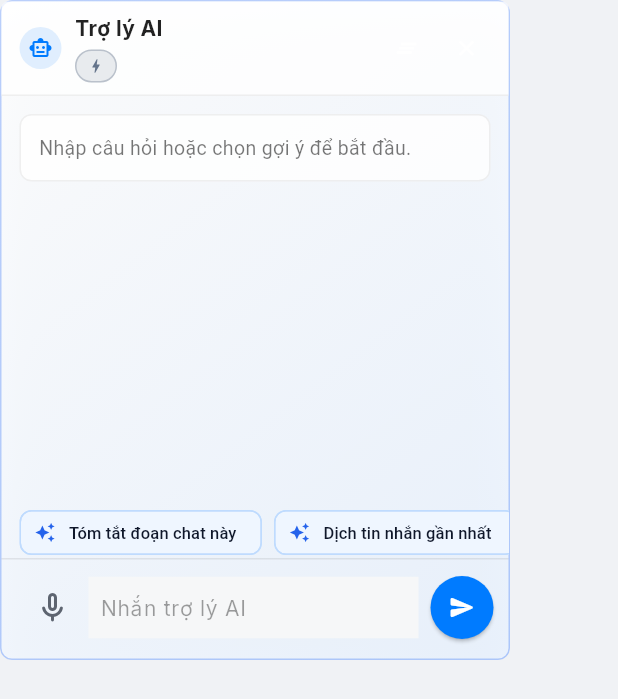
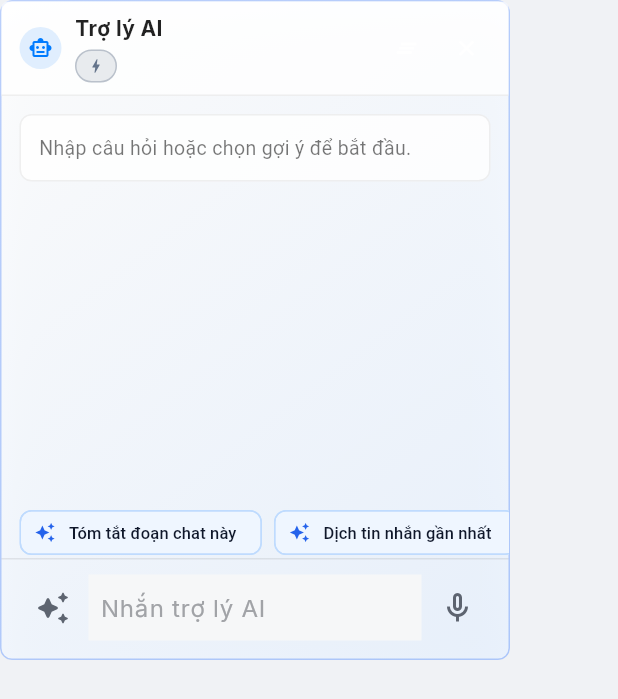
Before and after one commit to CNM-DHKTPM18A-2526/CNM-VNALO, a Flutter app: the AiChatBoard widget shown alone on an empty page, opened directly with empty values, on a phone screen of 412 x 824 dp. Shown: the top 699 px of the screen. Run offline on Flutter 3.47's test engine with Material 3 defaults, Android fonts, the light colour scheme and no system bars; our stand-ins replace audioplayers, cached_network_image, device_info_plus, drift, file_picker, firebase_core and 16 more; missing offline and left inert: flutter_callkit_incoming, flutter_webrtc, mobile_scanner, proximity_sensor, record, sqlite3; accounts and stored records are empty; generated files the repository leaves out were written again.

Commit message:
fix(ai-mobile): align assistant board and modal ux

```diff
--- a/frontend/mobile/lib/features/ai_assistant/widgets/ai_chat_board.dart
+++ b/frontend/mobile/lib/features/ai_assistant/widgets/ai_chat_board.dart
@@ -42,9 +42,24 @@ class _AiChatBoardState extends State<AiChatBoard> {
   final TextEditingController _inputController = TextEditingController();
   final FocusNode _inputFocusNode = FocusNode();
   bool _isSending = false;
+  bool _hasText = false;
+
+  @override
+  void initState() {
+    super.initState();
+    _inputController.addListener(_handleInputChanged);
+  }
+
+  void _handleInputChanged() {
+    final hasText = _inputController.text.trim().isNotEmpty;
+    if (hasText != _hasText) {
+      setState(() => _hasText = hasText);
+    }
+  }
 
   @override
   void dispose() {
+    _inputController.removeListener(_handleInputChanged);
     _inputController.dispose();
     _inputFocusNode.dispose();
     super.dispose();
@@ -57,7 +72,10 @@ class _AiChatBoardState extends State<AiChatBoard> {
     if (text.isEmpty) return;
 
     _inputController.clear();
-    setState(() => _isSending = true);
+    setState(() {
+      _isSending = true;
+      _hasText = false;
+    });
     try {
       unawaited(widget.onSubmitPrompt(text));
     } catch (_) {
@@ -686,25 +704,13 @@ class _AiChatBoardState extends State<AiChatBoard> {
                   child: Row(
                     children: [
                       IconButton(
-                        onPressed:
-                            _isSending ||
-                                    (aiProvider.isBusy &&
-                                        aiProvider.state != AiState.listening)
-                                ? null
-                                : () => aiProvider.onPrimaryAction(
-                                  source: 'ai_chat_board_mic',
-                                  surface: AiResponseSurface.bubble,
-                                ),
+                        onPressed: () => _inputFocusNode.requestFocus(),
                         icon: Icon(
-                          aiProvider.state == AiState.listening
-                              ? Icons.mic_off
-                              : Icons.mic_none_rounded,
+                          Icons.auto_awesome_rounded,
                           color:
-                              aiProvider.state == AiState.listening
-                                  ? AppColors.error
-                                  : (isDarkMode
-                                      ? Colors.white70
-                                      : AppColors.iconSubtle),
+                              isDarkMode
+                                  ? Colors.white70
+                                  : AppColors.iconSubtle,
                         ),
                       ),
                       Expanded(
@@ -722,6 +728,7 @@ class _AiChatBoardState extends State<AiChatBoard> {
                             minLines: 1,
                             maxLines: 3,
                             style: AppTypography.bodyMedium.copyWith(
+                              fontSize: 16,
                               color: isDarkMode ? Colors.white : Colors.black87,
                             ),
                             decoration: InputDecoration(
@@ -730,9 +737,9 @@ class _AiChatBoardState extends State<AiChatBoard> {
                               hintStyle: TextStyle(
                                 color:
                                     isDarkMode
-                                        ? Colors.white38
-                                        : Colors.black38,
-                                fontSize: 14,
+                                        ? DarkColors.textHint
+                                        : const Color(0xFFA1A3A7),
+                                fontSize: 16,
                               ),
                               contentPadding: const EdgeInsets.symmetric(
                                 horizontal: 4,
@@ -743,35 +750,40 @@ class _AiChatBoardState extends State<AiChatBoard> {
                           ),
                         ),
                       ),
-                      const SizedBox(width: 8),
-                      SizedBox(
-                        width: 42,
-                        height: 42,
-                        child: ElevatedButton(
+                      if (_hasText)
+                        IconButton(
                           key: const ValueKey('ai_chat_send'),
-                          style: ElevatedButton.styleFrom(
-                            padding: EdgeInsets.zero,
-                            shape: RoundedRectangleBorder(
-                              borderRadius: BorderRadius.circular(
-                                _buttonRadius,
-                              ),
-                            ),
-                            backgroundColor:
-                                _isSending || aiProvider.isBusy
-                                    ? Colors.grey
+                          icon: Icon(
+                            Icons.send,
+                            color:
+                                isDarkMode
+                                    ? DarkColors.primary
                                     : AppColors.primary,
                           ),
+                          onPressed: _isSending ? null : _submitTextPrompt,
+                        )
+                      else
+                        IconButton(
+                          key: const ValueKey('ai_chat_mic_idle'),
+                          icon: Icon(
+                            aiProvider.state == AiState.listening
+                                ? Icons.mic_off
+                                : Icons.mic_none_outlined,
+                            color:
+                                aiProvider.state == AiState.listening
+                                    ? AppColors.error
+                                    : (isDarkMode
+                                        ? Colors.white70
+                                        : AppColors.iconSubtle),
+                          ),
                           onPressed:
-                              _isSending || aiProvider.isBusy
+                              _isSending
                                   ? null
-                                  : _submitTextPrompt,
-                          child: const Icon(
-                            Icons.send_rounded,
-                            size: 18,
-                            color: Colors.white,
-                          ),
+                                  : () => aiProvider.onPrimaryAction(
+                                    source: 'ai_chat_board_mic_idle',
+                                    surface: AiResponseSurface.bubble,
+                                  ),
                         ),
-                      ),
                     ],
                   ),
                 ),
--- a/frontend/mobile/lib/features/ai_assistant/widgets/ai_floating_bubble.dart
+++ b/frontend/mobile/lib/features/ai_assistant/widgets/ai_floating_bubble.dart
@@ -393,9 +393,6 @@ class _AiFloatingBubbleState extends State<AiFloatingBubble>
         state: provider.state,
         emotion: provider.currentEmotion,
         size: _bubbleSize,
-        onTap: () {
-          _toggleBoard(provider);
-        },
       ),
     );
   }
--- a/frontend/mobile/lib/features/ai_assistant/widgets/ai_robot_avatar.dart
+++ b/frontend/mobile/lib/features/ai_assistant/widgets/ai_robot_avatar.dart
@@ -122,6 +122,7 @@ class _AiRobotAvatarState extends State<AiRobotAvatar>
       child: GestureDetector(
         behavior: HitTestBehavior.opaque,
         onTap: widget.onTap,
+        child: ClipOval(
           child: AnimatedBuilder(
             animation: _controller,
             builder: (context, child) {
@@ -170,6 +171,7 @@ class _AiRobotAvatarState extends State<AiRobotAvatar>
                 ),
               );
             },
+          ),
         ),
       ),
     );
```
Also changed, not shown: frontend/mobile/lib/features/ai_assistant/widgets/ai_action_confirmation_sheet.dart (+20 -21 lines), frontend/mobile/lib/features/ai_assistant/widgets/ai_conversation_disambiguation_sheet.dart (+15 -5 lines), 1 other file. Lines whose indentation alone changed are shown as unchanged.
